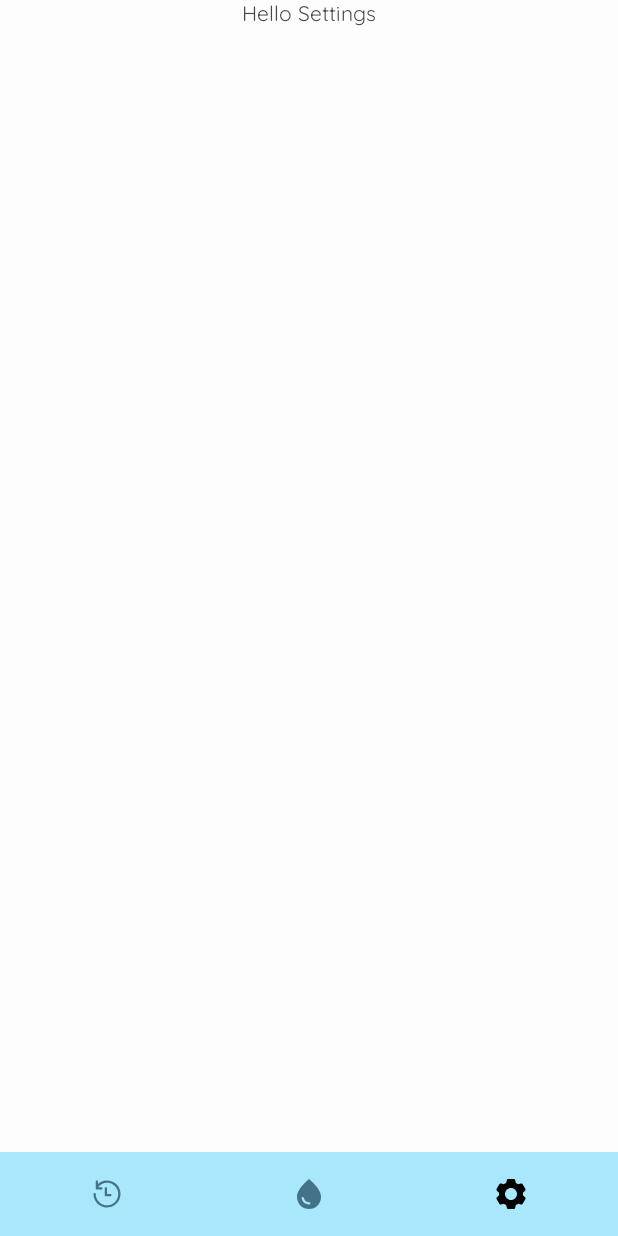
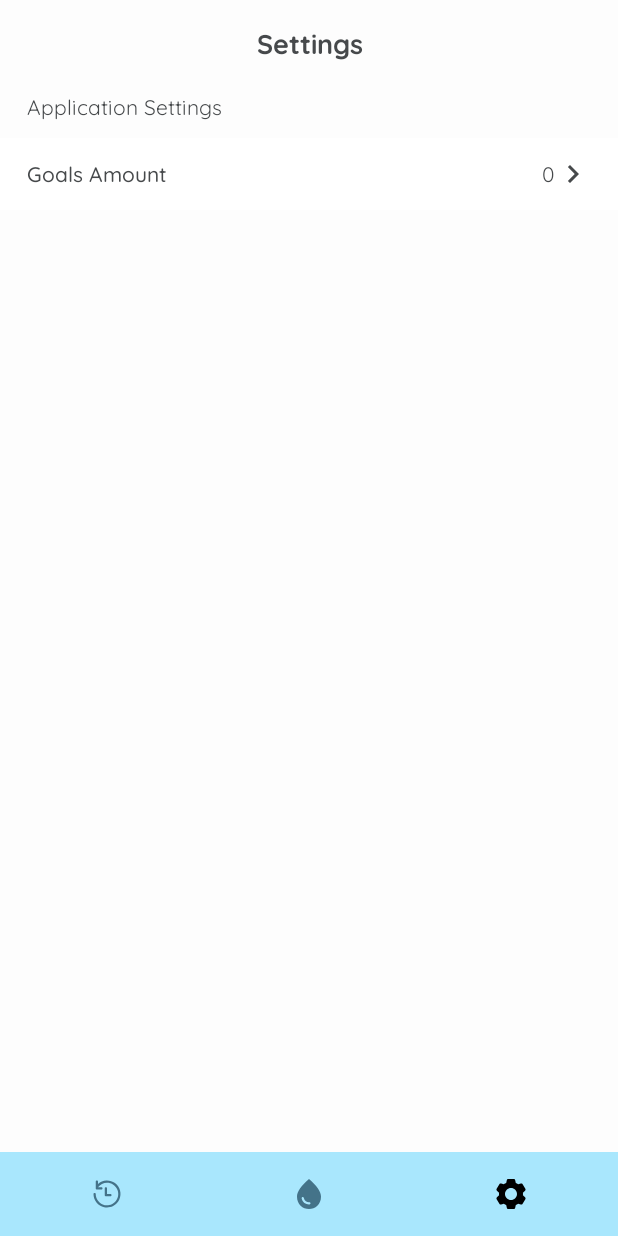
Before and after one commit to andriawan24/hydration-tracker-android, an Android app built with Jetpack Compose: the SettingsScreen screen opened through its navigation route, on a phone screen of 412 x 824 dp. Run offline under Robolectric (Android 15) with nearby library versions, the phone set to English and light mode, and no system bars; our stand-ins replace Dagger/Hilt's generated code, Room's generated code, accompanist; 1 statement that could not run was skipped.

Commit message:
Add settings page

```diff
--- a/app/src/main/java/com/andriawan/hydrationtracker/navigation/NavGraph.kt
+++ b/app/src/main/java/com/andriawan/hydrationtracker/navigation/NavGraph.kt
@@ -6,7 +6,7 @@ import androidx.navigation.compose.NavHost
 import androidx.navigation.compose.composable
 import com.andriawan.hydrationtracker.ui.screens.HistoryScreen
 import com.andriawan.hydrationtracker.ui.screens.home.HomeScreen
-import com.andriawan.hydrationtracker.ui.screens.SettingsScreen
+import com.andriawan.hydrationtracker.ui.screens.settings.SettingsScreen
 import com.andriawan.hydrationtracker.utils.navigation.Routes
 
 @Composable
--- /dev/null
+++ b/app/src/main/java/com/andriawan/hydrationtracker/ui/components/SettingsItem.kt
@@ -0,0 +1,98 @@
+package com.andriawan.hydrationtracker.ui.components
+
+import androidx.compose.foundation.background
+import androidx.compose.foundation.clickable
+import androidx.compose.foundation.layout.*
+import androidx.compose.material.Icon
+import androidx.compose.material.MaterialTheme
+import androidx.compose.material.Surface
+import androidx.compose.material.Text
+import androidx.compose.runtime.*
+import androidx.compose.ui.Alignment
+import androidx.compose.ui.Modifier
+import androidx.compose.ui.graphics.Color
+import androidx.compose.ui.res.painterResource
+import androidx.compose.ui.text.font.FontWeight
+import androidx.compose.ui.tooling.preview.Preview
+import androidx.compose.ui.unit.dp
+import com.andriawan.hydrationtracker.R
+import com.andriawan.hydrationtracker.theme.HydrationTrackerTheme
+
+@Composable
+fun SettingHeader(
+    title: String
+) {
+    Row(modifier = Modifier.padding(horizontal = 18.dp, vertical = 4.dp)) {
+        Text(
+            text = title,
+            style = MaterialTheme.typography.body1
+        )
+    }
+}
+
+@Composable
+fun Setting(
+    backgroundColor: Color = Color.White,
+    title: String,
+    value: String? = null,
+    onItemClicked: () -> Unit
+) {
+    Row(
+        modifier = Modifier
+            .background(backgroundColor)
+            .padding(horizontal = 18.dp, vertical = 12.dp)
+            .clickable { onItemClicked() },
+        verticalAlignment = Alignment.CenterVertically
+    ) {
+        Text(
+            text = title,
+            style = MaterialTheme.typography.body1.copy(fontWeight = FontWeight.Medium),
+            modifier = Modifier.weight(1F)
+        )
+
+        value?.let {
+            Text(
+                text = it
+            )
+        }
+
+        Icon(
+            painter = painterResource(id = R.drawable.ic_arrow_right),
+            contentDescription = "Next Button"
+        )
+    }
+}
+
+@Preview
+@Composable
+fun SettingHeaderPreview() {
+    HydrationTrackerTheme {
+        Surface(
+            modifier = Modifier
+                .fillMaxWidth()
+                .background(MaterialTheme.colors.background)
+        ) {
+            SettingHeader(
+                title = "Main Settings"
+            )
+        }
+    }
+}
+
+@Preview
+@Composable
+fun SettingPreview() {
+    HydrationTrackerTheme {
+        Surface(
+            modifier = Modifier
+                .fillMaxWidth()
+                .background(MaterialTheme.colors.background)
+        ) {
+            Setting(
+                title = "Test",
+                onItemClicked = { },
+                value = "Test Value"
+            )
+        }
+    }
+}
--- a/app/src/main/java/com/andriawan/hydrationtracker/ui/screens/SettingsScreen.kt
+++ /dev/null
@@ -1,49 +0,0 @@
-package com.andriawan.hydrationtracker.ui.screens
-
-import android.content.res.Configuration.UI_MODE_NIGHT_YES
-import androidx.compose.foundation.background
-import androidx.compose.foundation.layout.Column
-import androidx.compose.foundation.layout.fillMaxSize
-import androidx.compose.material.MaterialTheme
-import androidx.compose.material.Surface
-import androidx.compose.material.Text
-import androidx.compose.runtime.Composable
-import androidx.compose.runtime.mutableStateOf
-import androidx.compose.runtime.remember
-import androidx.compose.ui.Alignment
-import androidx.compose.ui.Modifier
-import androidx.compose.ui.tooling.preview.Preview
-import com.andriawan.hydrationtracker.theme.HydrationTrackerTheme
-import com.andriawan.hydrationtracker.utils.SharedPrefHelper
-
-@Composable
-fun SettingsScreen() {
-    Column(
-        horizontalAlignment = Alignment.CenterHorizontally
-    ) {
-        Text(text = "Hello Settings")
-    }
-}
-
-@Preview(showSystemUi = true)
-@Composable
-fun SettingsScreenPreview() {
-    HydrationTrackerTheme {
-        Surface(modifier = Modifier.fillMaxSize()) {
-            SettingsScreen()
-        }
-    }
-}
-
-@Preview(showSystemUi = true, uiMode = UI_MODE_NIGHT_YES)
-@Composable
-fun SettingsScreenPreviewDarkMode() {
-    HydrationTrackerTheme {
-        Surface(
-            modifier = Modifier
-                .fillMaxSize()
-        ) {
-            SettingsScreen()
-        }
-    }
-}
--- a/app/src/main/java/com/andriawan/hydrationtracker/ui/screens/home/HomeScreen.kt
+++ b/app/src/main/java/com/andriawan/hydrationtracker/ui/screens/home/HomeScreen.kt
@@ -10,6 +10,7 @@ import androidx.compose.runtime.*
 import androidx.compose.ui.Alignment
 import androidx.compose.ui.Modifier
 import androidx.compose.ui.draw.clip
+import androidx.compose.ui.platform.LocalLifecycleOwner
 import androidx.compose.ui.res.painterResource
 import androidx.compose.ui.text.font.FontWeight
 import androidx.compose.ui.text.style.TextAlign
@@ -17,6 +18,9 @@ import androidx.compose.ui.text.style.TextDecoration
 import androidx.compose.ui.tooling.preview.Preview
 import androidx.compose.ui.unit.dp
 import androidx.hilt.navigation.compose.hiltViewModel
+import androidx.lifecycle.Lifecycle
+import androidx.lifecycle.LifecycleEventObserver
+import androidx.lifecycle.LifecycleOwner
 import com.andriawan.hydrationtracker.R
 import com.andriawan.hydrationtracker.theme.HydrationTrackerTheme
 import com.andriawan.hydrationtracker.theme.SecondaryColor
@@ -28,12 +32,32 @@ import kotlinx.coroutines.launch
 
 @Composable
 fun HomeScreen(
-    viewModel: HomeViewModel = hiltViewModel()
+    viewModel: HomeViewModel = hiltViewModel(),
+    lifecycleOwner: LifecycleOwner = LocalLifecycleOwner.current
 ) {
     val scope = rememberCoroutineScope()
     val snackBarHostState = remember { SnackbarHostState() }
+    val state = viewModel.state
 
-    val state = viewModel.state
+    DisposableEffect(lifecycleOwner) {
+        val lifecycle = lifecycleOwner.lifecycle
+        val observer = LifecycleEventObserver { _, e ->
+            when (e) {
+                Lifecycle.Event.ON_RESUME -> {
+                    viewModel.initDrinkType()
+                    viewModel.initData()
+                }
+
+                else -> {}
+            }
+        }
+
+        lifecycle.addObserver(observer)
+
+        onDispose {
+            lifecycle.removeObserver(observer)
+        }
+    }
 
     Box(
         modifier = Modifier.fillMaxSize(),
--- a/app/src/main/java/com/andriawan/hydrationtracker/ui/screens/home/HomeViewModel.kt
+++ b/app/src/main/java/com/andriawan/hydrationtracker/ui/screens/home/HomeViewModel.kt
@@ -25,12 +25,7 @@ class HomeViewModel @Inject constructor(
     var state by mutableStateOf(HomeState())
         private set
 
-    init {
-        initDrinkType()
-        initData()
-    }
-
-    private fun initDrinkType() {
+    fun initDrinkType() {
         val totalAmount = SharedPrefHelper.readInt(SharedPrefHelper.PREF_DAILY_GOAL, 2700)
         state = state.copy(
             drinkTypes = DrinkTypeData.getData(),
@@ -38,7 +33,7 @@ class HomeViewModel @Inject constructor(
         )
     }
 
-    private fun initData() {
+    fun initData() {
         viewModelScope.launch {
             val date = DateFormatter.formatDate(Date()) ?: Date()
             Log.i(HomeViewModel::class.simpleName, "initData: $date")
--- /dev/null
+++ b/app/src/main/java/com/andriawan/hydrationtracker/ui/screens/settings/SettingsScreen.kt
@@ -0,0 +1,95 @@
+package com.andriawan.hydrationtracker.ui.screens.settings
+
+import android.content.res.Configuration.UI_MODE_NIGHT_YES
+import androidx.compose.foundation.layout.*
+import androidx.compose.material.MaterialTheme
+import androidx.compose.material.Surface
+import androidx.compose.material.Text
+import androidx.compose.runtime.*
+import androidx.compose.ui.Modifier
+import androidx.compose.ui.text.style.TextAlign
+import androidx.compose.ui.tooling.preview.Preview
+import androidx.compose.ui.unit.dp
+import androidx.hilt.navigation.compose.hiltViewModel
+import com.andriawan.hydrationtracker.theme.HydrationTrackerTheme
+import com.andriawan.hydrationtracker.ui.components.DialogEditValue
+import com.andriawan.hydrationtracker.ui.components.Setting
+import com.andriawan.hydrationtracker.ui.components.SettingHeader
+import com.andriawan.hydrationtracker.utils.SharedPrefHelper
+
+@Composable
+fun SettingsScreen(
+    viewModel: SettingsViewModel = hiltViewModel()
+) {
+    val state = viewModel.state
+    var showDialog by remember { mutableStateOf(false) }
+
+    Column(
+        modifier = Modifier.fillMaxWidth()
+    ) {
+        SettingsPageTopBar()
+
+        Column(verticalArrangement = Arrangement.spacedBy(8.dp)) {
+            SettingHeader(title = "Application Settings")
+            Column {
+                Setting(
+                    title = "Goals Amount",
+                    value = state.dailyGoals.toString(),
+                    onItemClicked = {
+                        showDialog = !showDialog
+                    }
+                )
+            }
+        }
+    }
+
+    if (showDialog) {
+        DialogEditValue(
+            title = "Edit Goals Amount",
+            value = state.dailyGoals.toString(),
+            onSubmit = {
+                val newValue = it.toInt()
+                viewModel.saveNewGoals(newValue)
+                showDialog = false
+            },
+            onDismiss = {
+                showDialog = false
+            }
+        )
+    }
+}
+
+@Composable
+fun SettingsPageTopBar() {
+    Text(
+        text = "Settings",
+        style = MaterialTheme.typography.h1,
+        modifier = Modifier
+            .fillMaxWidth()
+            .padding(18.dp),
+        textAlign = TextAlign.Center
+    )
+}
+
+@Preview
+@Composable
+fun SettingsScreenPreview() {
+    HydrationTrackerTheme {
+        Surface(modifier = Modifier.fillMaxSize()) {
+            SettingsScreen()
+        }
+    }
+}
+
+@Preview(uiMode = UI_MODE_NIGHT_YES)
+@Composable
+fun SettingsScreenPreviewDarkMode() {
+    HydrationTrackerTheme {
+        Surface(
+            modifier = Modifier
+                .fillMaxSize()
+        ) {
+            SettingsScreen()
+        }
+    }
+}
--- /dev/null
+++ b/app/src/main/java/com/andriawan/hydrationtracker/ui/screens/settings/SettingsState.kt
@@ -0,0 +1,5 @@
+package com.andriawan.hydrationtracker.ui.screens.settings
+
+data class SettingsState(
+    val dailyGoals: Int = 0
+)
--- /dev/null
+++ b/app/src/main/java/com/andriawan/hydrationtracker/ui/screens/settings/SettingsViewModel.kt
@@ -0,0 +1,32 @@
+package com.andriawan.hydrationtracker.ui.screens.settings
+
+import androidx.compose.runtime.getValue
+import androidx.compose.runtime.mutableStateOf
+import androidx.compose.runtime.setValue
+import androidx.lifecycle.ViewModel
+import com.andriawan.hydrationtracker.utils.SharedPrefHelper
+import dagger.hilt.android.lifecycle.HiltViewModel
+import javax.inject.Inject
+
+@HiltViewModel
+class SettingsViewModel @Inject constructor(): ViewModel() {
+
+    var state by mutableStateOf(SettingsState())
+    private set
+
+    init {
+        initData()
+    }
+
+    private fun initData() {
+        val dailyGoals = SharedPrefHelper.readInt(SharedPrefHelper.PREF_DAILY_GOAL, 0)
+        state = state.copy(
+            dailyGoals = dailyGoals
+        )
+    }
+
+    fun saveNewGoals(newGoals: Int) {
+        SharedPrefHelper.saveInt(SharedPrefHelper.PREF_DAILY_GOAL, newGoals)
+        initData()
+    }
+}
--- /dev/null
+++ b/app/src/main/res/drawable/ic_arrow_right.xml
@@ -0,0 +1,5 @@
+<vector android:height="24dp" android:tint="#000000"
+    android:viewportHeight="24" android:viewportWidth="24"
+    android:width="24dp" xmlns:android="http://schemas.android.com/apk/res/android">
+    <path android:fillColor="@android:color/white" android:pathData="M10,6L8.59,7.41 13.17,12l-4.58,4.59L10,18l6,-6z"/>
+</vector>
```
Also changed, not shown: app/src/main/java/com/andriawan/hydrationtracker/ui/components/DialogEditValue.kt (added, +60 -0 lines).
